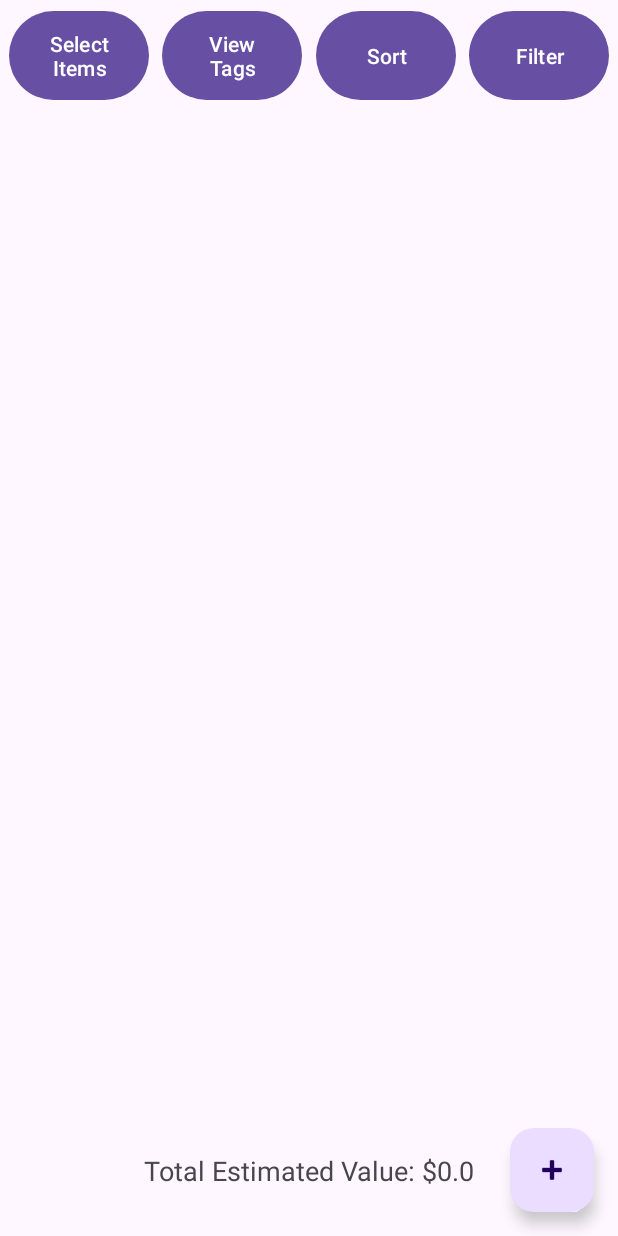
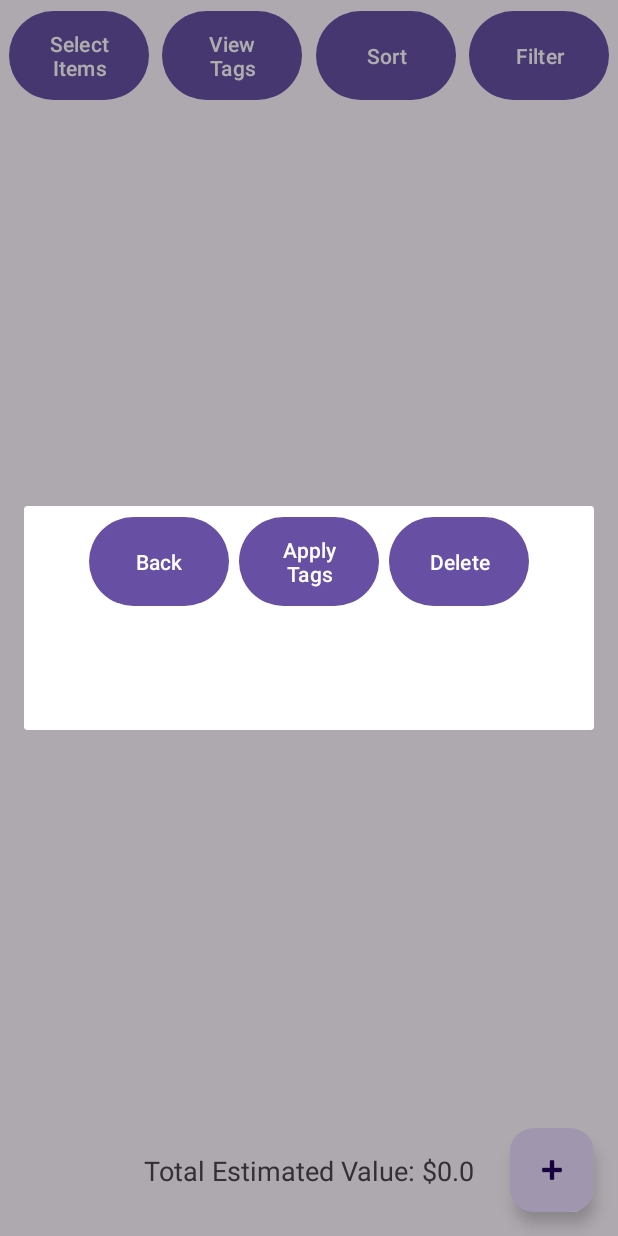
Before and after one commit to nandiniparekh/ValuVault, an Android app: the screen it shows after launch (MainActivity), after a tap on "Select Items", on a phone screen of 412 x 824 dp. Run offline under Robolectric (Android 15) with nearby library versions, the phone set to English and light mode, and no system bars; our stand-ins replace Firebase (no records; nobody signed in at launch, a user with empty details on screens opened directly).

Commit message:
02.03.01 - data passing to listFragment added along with back Button framework

```diff
--- a/app/src/main/java/com/example/cmput301groupproject/ListFragment.java
+++ b/app/src/main/java/com/example/cmput301groupproject/ListFragment.java
@@ -5,20 +5,22 @@ import android.os.Bundle;
 import android.view.LayoutInflater;
 import android.view.View;
 import android.view.ViewGroup;
+import android.widget.ArrayAdapter;
 import android.widget.Button;
 import android.widget.ListView;
 
 import androidx.annotation.NonNull;
-import androidx.fragment.app.Fragment;
+import androidx.fragment.app.DialogFragment;
 
 import java.util.ArrayList;
 
-public class ListFragment extends Fragment {
+public class ListFragment extends DialogFragment {
     private Button backSelectButton;
     private Button applyTagsButton;
     private Button deleteSelectedItemsButton;
-    private ListView itemList;
-    private ArrayList<HouseholdItem> passedItemList;
+    private ListView selectItemList;
+    private ArrayList<HouseholdItem> passedDataList;
+    private ArrayAdapter<HouseholdItem> listAdapter;
     private ArrayList<HouseholdItem> selectedItems;
     private ArrayList<String> selectedTags;
     private OnFragmentInteractionListener listListener;
@@ -43,11 +45,26 @@ public class ListFragment extends Fragment {
         // Inflate the layout for this fragment
         View view = inflater.inflate(R.layout.edit_list_fragment, container, false);
 
+        selectItemList = view.findViewById(R.id.select_item_list);
+        passedDataList = new ArrayList<>();
+
+        Bundle args = getArguments();
+        if (args != null) {
+            passedDataList = (ArrayList<HouseholdItem>) args.getSerializable("items");
+        }
+
         // Find the buttons in the layout
-        Button applyTagsButton = view.findViewById(R.id.applyTagsButton);
-        Button deleteSelectedItemsButton = view.findViewById(R.id.deleteSelectedItemsButton);
+        backSelectButton = view.findViewById((R.id.backSelectButton));
+        applyTagsButton = view.findViewById(R.id.applyTagsButton);
+        deleteSelectedItemsButton = view.findViewById(R.id.deleteSelectedItemsButton);
 
         // Set click listeners for the buttons
+        backSelectButton.setOnClickListener((new View.OnClickListener() {
+            @Override
+            public void onClick(View v) {
+                //Exit fragment
+            }
+        }));
         applyTagsButton.setOnClickListener(new View.OnClickListener() {
             @Override
             public void onClick(View v) {
@@ -67,8 +84,8 @@ public class ListFragment extends Fragment {
 
 
 
-    public static ItemFragment newInstance(ArrayList<HouseholdItem> items) {
-        ItemFragment fragment = new ItemFragment();
+    public static ListFragment newInstance(ArrayList<HouseholdItem> items) {
+        ListFragment fragment = new ListFragment();
 
         Bundle args = new Bundle();
         args.putSerializable("items", items);
--- a/app/src/main/java/com/example/cmput301groupproject/MainActivity.java
+++ b/app/src/main/java/com/example/cmput301groupproject/MainActivity.java
@@ -28,15 +28,14 @@ import java.util.ArrayList;
 import java.util.HashMap;
 import java.util.List;
 
-public class MainActivity extends AppCompatActivity implements ItemFragment.OnFragmentInteractionListener, ListFragment.OnFragmentInteractionListener{
+public class MainActivity extends AppCompatActivity implements ItemFragment.OnFragmentInteractionListener, ListFragment.OnFragmentInteractionListener, SortFragment.SortListener{
     private Button selectButton;
     private Button tagButton;
     private Button sortButton;
     private Button filterButton;
-
-
     private ListView itemList;
     private FloatingActionButton addItemButton;
+
     private ArrayList<HouseholdItem> dataList;
     private ArrayAdapter<HouseholdItem> itemAdapter;
     private FirebaseFirestore db;
@@ -126,6 +125,7 @@ public class MainActivity extends AppCompatActivity implements ItemFragment.OnFr
             @Override
             public void onClick(View v) {
                 // Maybe switch ListView or just spawn ListFragment
+                ListFragment.newInstance(dataList).show(getSupportFragmentManager(), "SELECT_ITEMS");
             }
         });
 
--- a/app/src/main/res/layout/edit_list_fragment.xml
+++ b/app/src/main/res/layout/edit_list_fragment.xml
@@ -7,15 +7,6 @@
     android:layout_height="match_parent"
     android:fitsSystemWindows="true"
     tools:context=".MainActivity">
-
-    <ListView
-        android:id="@+id/select_item_list"
-        android:layout_width="wrap_content"
-        android:layout_height="0dp"
-        app:layout_constraintBottom_toTopOf="@+id/bottomButtonLayout"
-        app:layout_constraintEnd_toEndOf="parent"
-        app:layout_constraintStart_toStartOf="parent"
-        app:layout_constraintTop_toBottomOf="@+id/topButtonLayout" />
 
     <androidx.constraintlayout.widget.ConstraintLayout
         android:id="@+id/topButtonLayout"
@@ -67,6 +58,14 @@
 
     </androidx.constraintlayout.widget.ConstraintLayout>
 
+    <ListView
+        android:id="@+id/select_item_list"
+        android:layout_width="wrap_content"
+        android:layout_height="0dp"
+        app:layout_constraintBottom_toTopOf="@+id/bottomButtonLayout"
+        app:layout_constraintEnd_toEndOf="parent"
+        app:layout_constraintStart_toStartOf="parent"
+        app:layout_constraintTop_toBottomOf="@+id/topButtonLayout" />
 
     <androidx.constraintlayout.widget.ConstraintLayout
         android:id="@+id/bottomButtonLayout"
```
